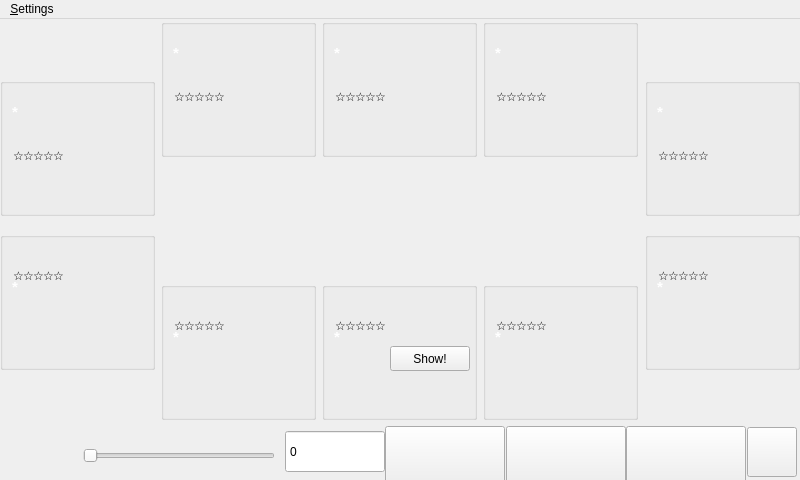
Above: src/gui/qt/gui_800x480/gametable_800x480.ui from pokerth/pokerth before the change. Below: the same form after it.
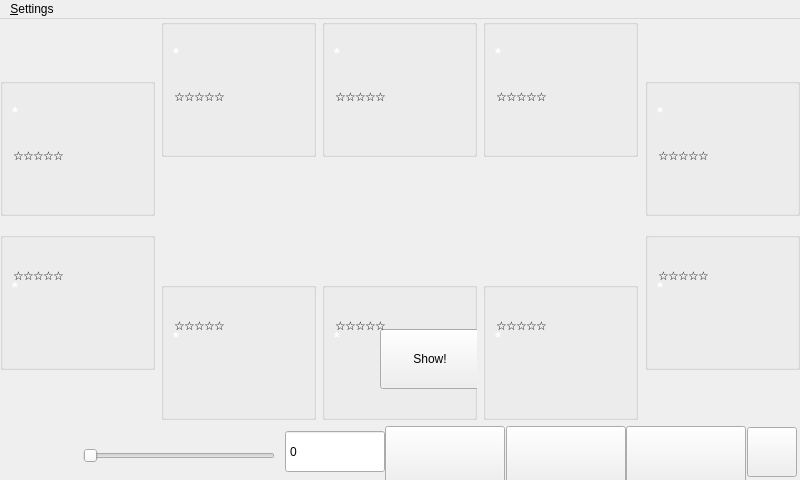
That is the form after the change. Icons and pictures are not drawn. Custom widgets are drawn as their Qt base class.

Commit message: small set label changes, bigger touch field for show cards button

Diff of the .ui file:
```diff
--- a/src/gui/qt/gui_800x480/gametable_800x480.ui
+++ b/src/gui/qt/gui_800x480/gametable_800x480.ui
@@ -207,7 +207,7 @@
          <property name="geometry">
           <rect>
            <x>57</x>
-           <y>123</y>
+           <y>122</y>
            <width>100</width>
            <height>15</height>
           </rect>
@@ -555,7 +555,7 @@
          <property name="geometry">
           <rect>
            <x>57</x>
-           <y>0</y>
+           <y>1</y>
            <width>100</width>
            <height>15</height>
           </rect>
@@ -949,7 +949,7 @@
          <property name="geometry">
           <rect>
            <x>57</x>
-           <y>123</y>
+           <y>122</y>
            <width>100</width>
            <height>15</height>
           </rect>
@@ -1284,7 +1284,7 @@
          <property name="geometry">
           <rect>
            <x>57</x>
-           <y>123</y>
+           <y>122</y>
            <width>100</width>
            <height>15</height>
           </rect>
@@ -1619,7 +1619,7 @@
          <property name="geometry">
           <rect>
            <x>57</x>
-           <y>123</y>
+           <y>122</y>
            <width>100</width>
            <height>15</height>
           </rect>
@@ -2038,7 +2038,7 @@
          <property name="geometry">
           <rect>
            <x>57</x>
-           <y>123</y>
+           <y>122</y>
            <width>100</width>
            <height>15</height>
           </rect>
@@ -2386,7 +2386,7 @@
          <property name="geometry">
           <rect>
            <x>57</x>
-           <y>0</y>
+           <y>1</y>
            <width>100</width>
            <height>15</height>
           </rect>
@@ -3257,7 +3257,7 @@
          <property name="geometry">
           <rect>
            <x>57</x>
-           <y>0</y>
+           <y>1</y>
            <width>100</width>
            <height>15</height>
           </rect>
@@ -3592,7 +3592,7 @@
          <property name="geometry">
           <rect>
            <x>57</x>
-           <y>0</y>
+           <y>1</y>
            <width>100</width>
            <height>15</height>
           </rect>
@@ -3772,22 +3772,22 @@
         <widget class="MyActionButton" name="pushButton_showMyCards">
          <property name="geometry">
           <rect>
-           <x>68</x>
-           <y>64</y>
-           <width>80</width>
-           <height>25</height>
+           <x>58</x>
+           <y>47</y>
+           <width>100</width>
+           <height>60</height>
           </rect>
          </property>
          <property name="minimumSize">
           <size>
-           <width>80</width>
-           <height>25</height>
+           <width>100</width>
+           <height>60</height>
           </size>
          </property>
          <property name="maximumSize">
           <size>
-           <width>80</width>
-           <height>25</height>
+           <width>100</width>
+           <height>60</height>
           </size>
          </property>
          <property name="text">
@@ -3952,7 +3952,7 @@
          <property name="geometry">
           <rect>
            <x>57</x>
-           <y>0</y>
+           <y>1</y>
            <width>100</width>
            <height>15</height>
           </rect>
```
Left out of the diff: 3 changed lines with no effect on the pictures. The commit also changes 2 other files.
